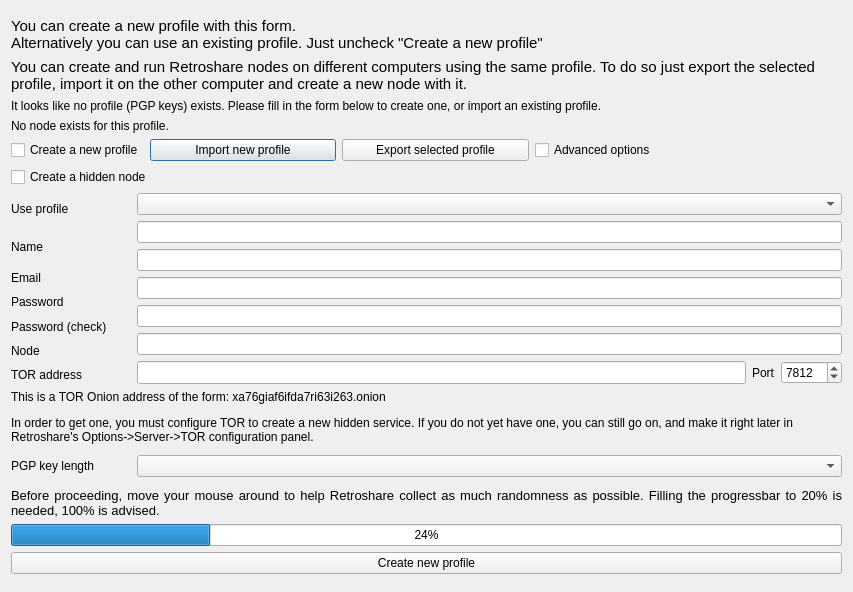
First picture: the form in retroshare-gui/src/gui/GenCertDialog.ui, repository RetroShare/RetroShare, before the edit.
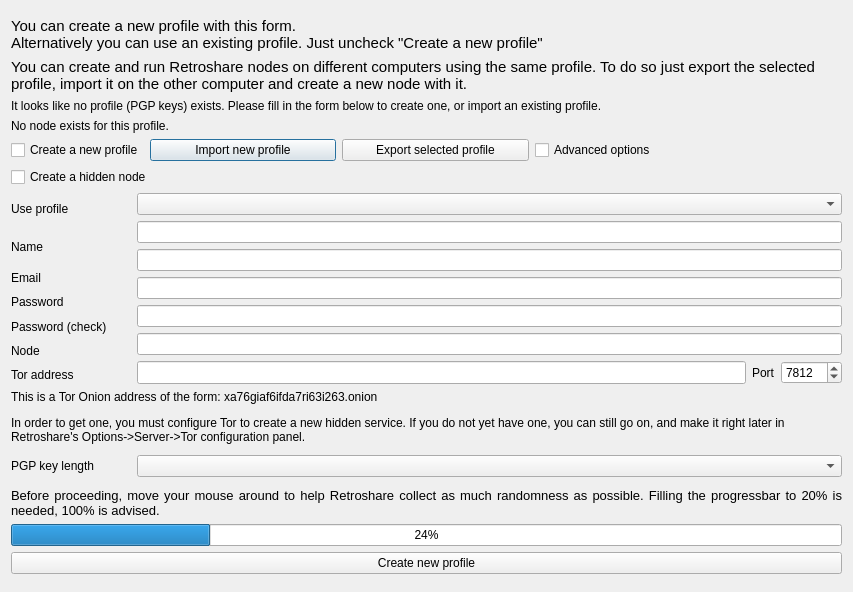
Second picture: the form after the edit. Icons and pictures are not drawn. Custom widgets are drawn as their Qt base class.

```diff
--- a/retroshare-gui/src/gui/GenCertDialog.ui
+++ b/retroshare-gui/src/gui/GenCertDialog.ui
@@ -304,7 +304,7 @@
        <item>
         <widget class="QLabel" name="hiddenaddr_label">
          <property name="text">
-          <string>TOR address</string>
+          <string>Tor address</string>
          </property>
         </widget>
        </item>
@@ -477,7 +477,7 @@
       <number>1</number>
      </property>
      <property name="text">
-      <string>&lt;html&gt;&lt;head/&gt;&lt;body&gt;&lt;p&gt;This is a TOR Onion address of the form: xa76giaf6ifda7ri63i263.onion &lt;/p&gt;&lt;p&gt;In order to get one, you must configure TOR to create a new hidden service. If you do not yet have one, you can still go on, and make it right later in Retroshare's Options-&amp;gt;Server-&amp;gt;TOR configuration panel.&lt;/p&gt;&lt;/body&gt;&lt;/html&gt;</string>
+      <string>&lt;html&gt;&lt;head/&gt;&lt;body&gt;&lt;p&gt;This is a Tor Onion address of the form: xa76giaf6ifda7ri63i263.onion &lt;/p&gt;&lt;p&gt;In order to get one, you must configure Tor to create a new hidden service. If you do not yet have one, you can still go on, and make it right later in Retroshare's Options-&amp;gt;Server-&amp;gt;Tor configuration panel.&lt;/p&gt;&lt;/body&gt;&lt;/html&gt;</string>
      </property>
      <property name="scaledContents">
       <bool>false</bool>
```
